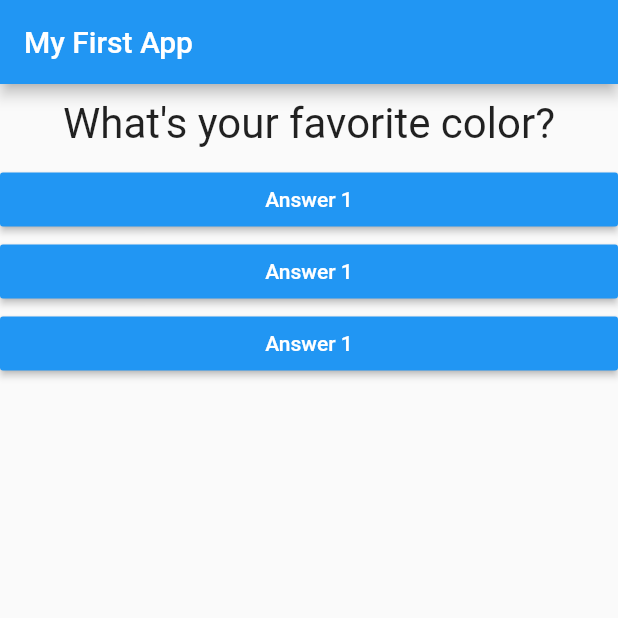
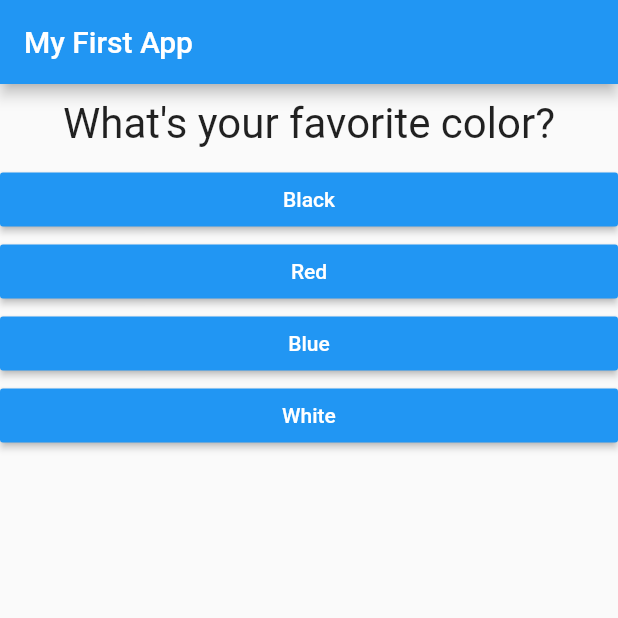
Before and after one commit to NoeBerdoz/quizz_udemy_flutter, a Flutter app: the screen it shows after launch, on a phone screen of 412 x 824 dp, the top half of it. Run offline on Flutter 3.47's test engine with Material 2 defaults, Android fonts, the phone set to English and light mode, and no system bars.

Commit message:
Showing answers

```diff
--- a/lib/answer.dart
+++ b/lib/answer.dart
@@ -3,14 +3,16 @@ import 'package:flutter/material.dart';
 class Answer extends StatelessWidget {
 
   final Function selectHandler; // index handler
-  Answer(this.selectHandler);
+  final String answerText;
+
+  Answer(this.selectHandler, this.answerText);
 
   @override
   Widget build(BuildContext context) {
     return Container(
       width: double.infinity,
       child: RaisedButton(
-        child: Text('Answer 1'),
+        child: Text(answerText),
         color: Colors.blue,
         textColor: Colors.white,
         onPressed: selectHandler,
--- a/lib/main.dart
+++ b/lib/main.dart
@@ -27,10 +27,20 @@ class _MyAppState extends State<MyApp> {
 
   @override
   Widget build(BuildContext context) {
-    var questions = [
-      'What\'s your favorite color?',
-      'What\'s your favorite animal?',
-    ];
+    const questions = [
+      {
+        'questionText': 'What\'s your favorite color?',
+        'answers': ['Black', 'Red', 'Blue', 'White'],
+      },
+      {
+        'questionText': 'What\'s your favorite animal?',
+        'answers': ['Bear', 'Rabbit', 'Snake', 'Bird'],
+      },
+      {
+        'questionText': 'What\'s your favorite meal?',
+        'answers': ['Roasted potatoes', 'Hot chocolate', 'Bread']
+      }
+    ]; // Map
     return MaterialApp(
       home: Scaffold(
       appBar: AppBar(title: Text('My First App'),
@@ -38,12 +48,12 @@ class _MyAppState extends State<MyApp> {
       body: Column(
         children: [
           Question(
-              questions[_questionIndex]
+              questions[_questionIndex]['questionText'], // Get from Map
           ),
-          Answer(_answerQuestion),
-          Answer(_answerQuestion),
-          Answer(_answerQuestion),
-
+          ...(questions[_questionIndex]['answers'] as List<String>)
+              .map((answer) {
+            return Answer(_answerQuestion, answer);
+          }).toList()
         ],
       ),
     ),
```
